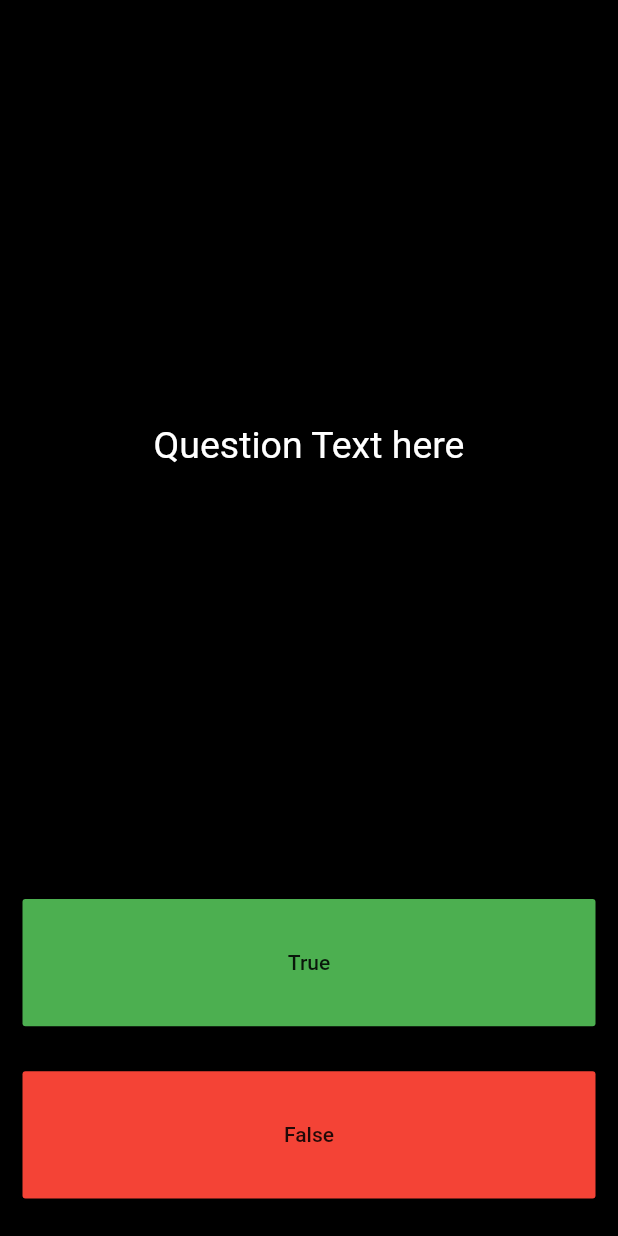
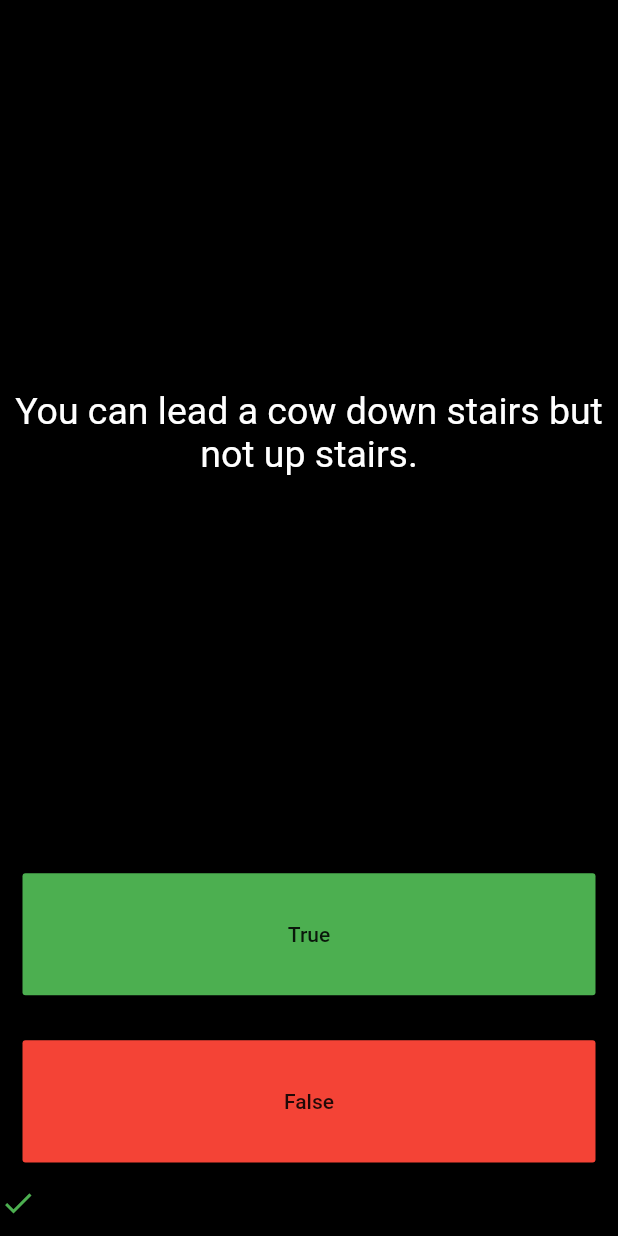
Before and after one commit to haroonkhan9426/Quizzler, a Flutter app: the screen it shows after launch, after a tap on "True", on a phone screen of 412 x 824 dp. Run offline on Flutter 3.47's test engine with Material 2 defaults, Android fonts, the phone set to English and light mode, and no system bars.

Commit message:
Mocks added, code optimized

```diff
--- a/lib/main.dart
+++ b/lib/main.dart
@@ -1,4 +1,6 @@
 import 'package:flutter/material.dart';
+import 'models/question.dart';
+import 'mocks/mockdata.dart';
 
 void main() => runApp(Quizller());
 
@@ -20,13 +22,19 @@ class Quizller extends StatelessWidget {
 }
 
 class QuizPage extends StatefulWidget {
-  var scoreTracker = List<Icon>();
 
   @override
   _QuizPageState createState() => _QuizPageState();
 }
 
 class _QuizPageState extends State<QuizPage> {
+  var scoreTracker = List<Icon>();
+  var trueIcon = Icon(Icons.done, color: Colors.green);
+  var falseIcon = Icon(Icons.close, color: Colors.red);
+  static List<Question> questions = MockQuestions.fetchQuestions();
+  int count = 0;
+  int length = questions.length;
+
   @override
   Widget build(BuildContext context) {
     return _renderPage();
@@ -40,6 +48,7 @@ class _QuizPageState extends State<QuizPage> {
         _renderText('Question Text here'),
         _renderButton('True', Colors.green, true),
         _renderButton('False', Colors.red, false),
+        _renderIcons(),
       ],
     );
   }
@@ -51,7 +60,8 @@ class _QuizPageState extends State<QuizPage> {
         padding: const EdgeInsets.all(10.0),
         child: Center(
           child: Text(
-            text,
+            questions[count].questionText,
+            textAlign: TextAlign.center,
             style: TextStyle(
               fontSize: 25.0,
               color: Colors.white,
@@ -67,11 +77,17 @@ class _QuizPageState extends State<QuizPage> {
       child: Padding(
         padding: const EdgeInsets.all(15.0),
         child: FlatButton(
-          onPressed: (){
-            if(buttonType)
-              print('True Pressed');
+          onPressed: () {
+            if (buttonType == questions[count].answer)
+              scoreTracker.add(trueIcon);
             else
-              print('False Pressed');
+              scoreTracker.add(falseIcon);
+            setState(() {
+              if(count == length-1){
+                scoreTracker.clear();
+              }
+              count = (count + 1)%length;
+            });
           },
           child: Text(text),
           color: color,
@@ -80,12 +96,9 @@ class _QuizPageState extends State<QuizPage> {
     );
   }
 
-//  _buttonPressed() {
-////    if(buttonType)
-////      print('True Button pressed');
-////    else
-////      print('False Button Pressed');
-////  }
-//    print('Button pressed');
-//  }
+  _renderIcons(){
+    return Row(
+      children: scoreTracker,
+    );
+  }
 }
--- /dev/null
+++ b/lib/mocks/mockdata.dart
@@ -0,0 +1,52 @@
+import '../models/question.dart';
+
+class MockQuestions extends Question {
+  static List<Question> fetchQuestions() {
+    return [
+      Question(
+          questionText: 'Some cats are actually allergic to humans',
+          answer: true),
+      Question(
+          questionText: 'You can lead a cow down stairs but not up stairs.',
+          answer: false),
+      Question(
+          questionText:
+              'Approximately one quarter of human bones are in the feet.',
+          answer: true),
+      Question(questionText: 'A slug\'s blood is green.', answer: true),
+      Question(
+          questionText: 'Buzz Aldrin\'s mother\'s maiden name was \"Moon\".',
+          answer: true),
+      Question(
+          questionText: 'It is illegal to pee in the Ocean in Portugal.',
+          answer: true),
+      Question(
+          questionText:
+              'No piece of square dry paper can be folded in half more than 7 times.',
+          answer: false),
+      Question(
+          questionText:
+              'In London, UK, if you happen to die in the House of Parliament, you are technically entitled to a state funeral, because the building is considered too sacred a place.',
+          answer: true),
+      Question(
+          questionText:
+              'The loudest sound produced by any animal is 188 decibels. That animal is the African Elephant.',
+          answer: false),
+      Question(
+          questionText:
+              'The total surface area of two human lungs is approximately 70 square metres.',
+          answer: true),
+      Question(
+          questionText: 'Google was originally called \"Backrub\".',
+          answer: true),
+      Question(
+          questionText:
+              'Chocolate affects a dog\'s heart and nervous system; a few ounces are enough to kill a small dog.',
+          answer: true),
+      Question(
+          questionText:
+              'In West Virginia, USA, if you accidentally hit an animal with your car, you are free to take it home to eat.',
+          answer: true),
+    ];
+  }
+}
--- /dev/null
+++ b/lib/models/question.dart
@@ -0,0 +1,8 @@
+
+
+class Question{
+  final String questionText;
+  final bool answer;
+
+  Question({this.questionText, this.answer});
+}
--- a/lib/models/questions.dart
+++ /dev/null
@@ -1,4 +0,0 @@
-class Question{
-  String questionText;
-  bool answer;
-}
```
Also changed, not shown: 1 other file.
